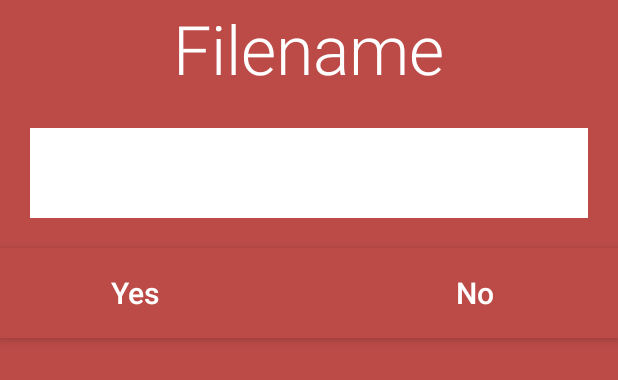
After one commit to ryanthomas1998/voiceRecorder, an Android app: the layout filedialog.xml on its own in the app's theme, with its tools: preview values and no code run, on a phone screen of 412 x 824 dp. The commit adds this screen. Shown: the top 380 px of the screen. Run offline under Robolectric (Android 15) with nearby library versions, the phone set to English and light mode, and no system bars.

Commit message:
Redid the file selector box

```diff
--- a/app/src/main/AndroidManifest.xml
+++ b/app/src/main/AndroidManifest.xml
@@ -7,7 +7,7 @@
 
     <application
         android:allowBackup="true"
-        android:icon="@mipmap/ic_launcher"
+        android:icon="@drawable/launcher_icon"
         android:label="@string/app_name"
         android:supportsRtl="true"
         android:theme="@style/AppTheme" >
--- /dev/null
+++ b/app/src/main/res/drawable/text_cursour.xml
@@ -0,0 +1,4 @@
+<?xml version="1.0" encoding="utf-8"?>
+<shape xmlns:android="http://schemas.android.com/apk/res/android" android:shape="rectangle" >
+    <solid android:color="#ffffff"/>
+</shape>
--- a/app/src/main/res/layout/activity_main.xml
+++ b/app/src/main/res/layout/activity_main.xml
@@ -50,7 +50,6 @@ android:layout_height="match_parent" android:fitsSystemWindows="true"
             android:text="Function"
             android:paddingRight="25dp"
             android:textAllCaps="false"
-
             android:textColor="#ffffff"
             android:textSize="20sp"
             android:layout_weight="1"/>
@@ -72,5 +71,6 @@ android:layout_height="match_parent" android:fitsSystemWindows="true"
     app:layout_anchor="@id/bottomBar"
     android:id="@+id/record"
     android:transitionName="fab"
+
     app:layout_anchorGravity="bottom|center" android:src="@drawable/microphone" />
 </android.support.design.widget.CoordinatorLayout>
--- /dev/null
+++ b/app/src/main/res/layout/filedialog.xml
@@ -0,0 +1,65 @@
+<?xml version="1.0" encoding="utf-8"?>
+<RelativeLayout xmlns:android="http://schemas.android.com/apk/res/android"
+    android:orientation="vertical" android:layout_width="match_parent"
+    android:layout_height="match_parent"
+    android:background="@color/colorPrimaryDark"
+    >
+    <RelativeLayout
+        android:layout_width="match_parent"
+        android:layout_height="65dp"
+        android:background="@color/colorPrimaryDark"
+        android:id="@+id/header">
+        <TextView
+        android:layout_width="wrap_content"
+        android:layout_height="wrap_content"
+        android:text="Filename"
+            android:fontFamily="sans-serif-light"
+        android:textSize="45sp"
+            android:layout_centerHorizontal="true"
+            android:layout_centerVertical="true"
+            android:textColor="#ffffff"
+        android:id="@+id/fileLabel" />
+    </RelativeLayout>
+    <EditText
+        android:layout_width="match_parent"
+        android:layout_height="60dp"
+        android:layout_margin="20dp"
+        android:textColor="#ffffff"
+        android:background="#ffffff"
+        android:layout_below="@+id/header"
+        android:id="@+id/filename"/>
+    <LinearLayout
+        android:layout_width="match_parent"
+        android:layout_height="60dp"
+        android:layout_gravity="end|bottom"
+        android:weightSum="2"
+        android:layout_below="@+id/filename"
+        android:elevation="5dp"
+        android:transitionName="bottom"
+        android:background="@color/colorPrimaryDark"
+        android:id="@+id/buttonBar"
+        >
+        <Button
+            android:layout_width="0dp"
+            android:layout_height="match_parent"
+            android:background="#00000000"
+            android:text="Yes"
+            android:id="@+id/yes"
+            android:paddingRight="25dp"
+            android:textAllCaps="false"
+            android:textColor="#ffffff"
+            android:textSize="20sp"
+            android:layout_weight="1"/>
+        <Button
+            android:layout_width="0dp"
+            android:layout_height="match_parent"
+            android:background="#00000000"
+            android:text="No"
+            android:paddingLeft="15dp"
+            android:id="@+id/no"
+            android:textAllCaps="false"
+            android:textColor="#ffffff"
+            android:textSize="20sp"
+            android:layout_weight="1"/>
+    </LinearLayout>
+</RelativeLayout>
--- a/app/src/main/res/transition/change_item_transform.xml
+++ b/app/src/main/res/transition/change_item_transform.xml
@@ -1,4 +1,9 @@
-<?xml version="1.0" encoding="utf-8"?>
-    <transitionSet xmlns:android="http://schemas.android.com/apk/res/android" >
-        <changeImageTransform/>
-    </transitionSet>
+<transitionSet
+    xmlns:android="http://schemas.android.com/apk/res/android"
+    android:transitionOrdering="sequential">
+
+    <changeBounds
+        android:duration="200"
+        android:interpolator="@android:interpolator/fast_out_slow_in"/>
+
+</transitionSet>
--- /dev/null
+++ b/app/src/main/res/transition/slide_b.xml
@@ -0,0 +1,3 @@
+<?xml version="1.0" encoding="utf-8"?>
+
+    <slide xmlns:android="http://schemas.android.com/apk/res/android" android:slideEdge="bottom"/>
--- a/app/src/main/res/values/styles.xml
+++ b/app/src/main/res/values/styles.xml
@@ -9,14 +9,14 @@
 
 
         <item name="android:windowContentTransitions">true</item>
-        <item name="android:windowEnterTransition">@android:transition/slide_bottom</item>
-        <item name="android:windowExitTransition">@android:transition/slide_bottom</item>
+        <item name="android:windowEnterTransition">@android:transition/slide_top</item>
+        <item name="android:windowExitTransition">@android:transition/slide_top</item>
 
         <item name="android:windowAllowEnterTransitionOverlap">true</item>
-        <item name="android:windowAllowReturnTransitionOverlap">true</item>
+
         <!-- specify shared element transitions -->
-        <item name="android:windowSharedElementEnterTransition">@android:transition/move</item>
-        <item name="android:windowSharedElementExitTransition">@android:transition/move</item>
+        <item name="android:windowSharedElementEnterTransition">@transition/change_item_transform</item>
+        <item name="android:windowSharedElementExitTransition">@transition/change_item_transform</item>
 
     </style>
     <style name="AppThemeNoAction" parent="Theme.AppCompat.Light.NoActionBar">
@@ -33,8 +33,8 @@
 
         <item name="android:windowAllowEnterTransitionOverlap">true</item>
         <item name="android:windowAllowReturnTransitionOverlap">true</item>
-        <item name="android:windowSharedElementEnterTransition">@android:transition/move</item>
-        <item name="android:windowSharedElementExitTransition">@android:transition/move</item>
+        <item name="android:windowSharedElementEnterTransition">@transition/change_item_transform</item>
+        <item name="android:windowSharedElementExitTransition">@transition/change_item_transform</item>
 
     </style>
 
```
Also changed, not shown: app/src/main/java/com/example/gus/voicerecorder/MainActivity.java (+8 -3 lines), app/src/main/java/com/example/gus/voicerecorder/RecordActivity.java (+24 -28 lines), app/src/main/res/drawable/launcher_icon.png (added).
